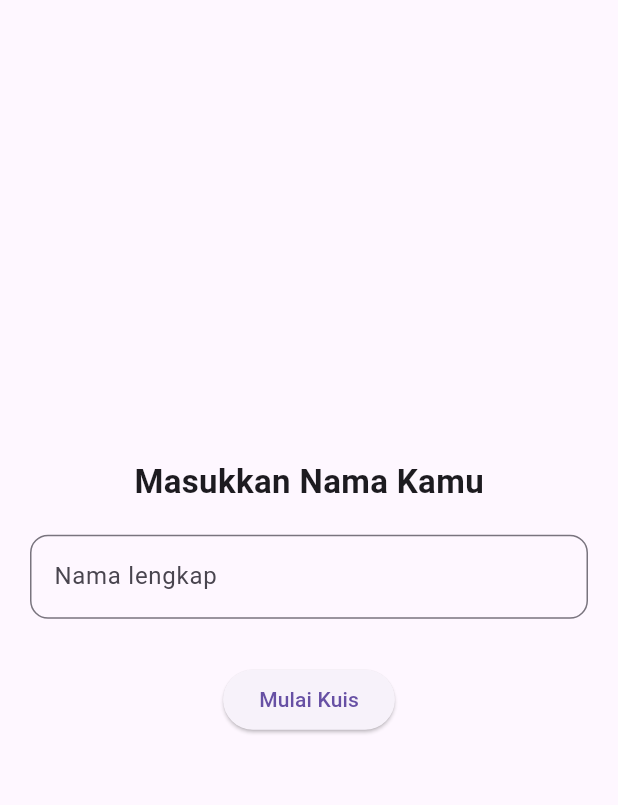
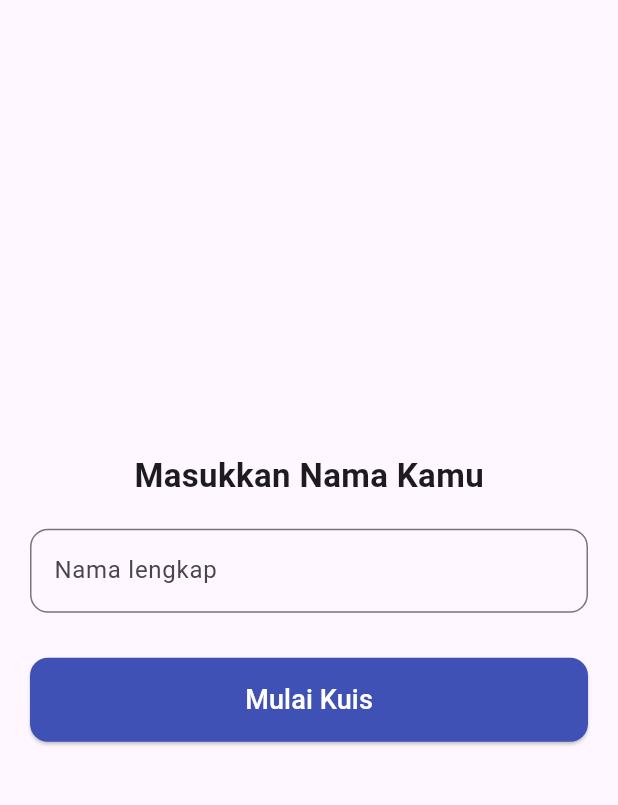
Before and after one commit to Azlinsyah-231401013/Quiz_App_Flutter, a Flutter app: the screen it shows after launch, on a phone screen of 412 x 824 dp, the part 63-868 px from its top. Run offline on Flutter 3.47's test engine with Material 3 defaults, Android fonts, the phone set to English and light mode, and no system bars; Roboto replaces fonts that are missing (Poppins).

Commit message:
refaktor: ekstrak widget yang dapat digunakan kembali untuk tombol dan kartu kuis

```diff
--- a/lib/pages/home_page.dart
+++ b/lib/pages/home_page.dart
@@ -1,4 +1,5 @@
 import 'package:flutter/material.dart';
+import '../widgets/custom_button.dart';
 import 'quiz_page.dart';
 
 class HomePage extends StatefulWidget {
@@ -35,7 +36,8 @@ class _HomePageState extends State<HomePage> {
               ),
             ),
             const SizedBox(height: 30),
-            ElevatedButton(
+            CustomButton(
+              text: "Mulai Kuis",
               onPressed: () {
                 if (_nameController.text.isNotEmpty) {
                   Navigator.push(
@@ -51,7 +53,7 @@ class _HomePageState extends State<HomePage> {
                   );
                 }
               },
-              child: const Text("Mulai Kuis"),
+              color: Colors.indigo,
             ),
           ],
         ),
--- /dev/null
+++ b/lib/widgets/custom_button.dart
@@ -0,0 +1,35 @@
+import 'package:flutter/material.dart';
+
+class CustomButton extends StatelessWidget {
+  final String text;
+  final VoidCallback onPressed;
+  final Color? color;
+
+  const CustomButton({
+    super.key,
+    required this.text,
+    required this.onPressed,
+    this.color,
+  });
+
+  @override
+  Widget build(BuildContext context) {
+    return SizedBox(
+      width: double.infinity,
+      child: ElevatedButton(
+        style: ElevatedButton.styleFrom(
+          backgroundColor: color ?? Colors.blue,
+          padding: const EdgeInsets.symmetric(vertical: 15),
+          shape: RoundedRectangleBorder(
+            borderRadius: BorderRadius.circular(12),
+          ),
+        ),
+        onPressed: onPressed,
+        child: Text(
+          text,
+          style: const TextStyle(fontSize: 18, color: Colors.white),
+        ),
+      ),
+    );
+  }
+}
```
Also changed, not shown: lib/widgets/quiz_card.dart (added, +52 -0 lines).
